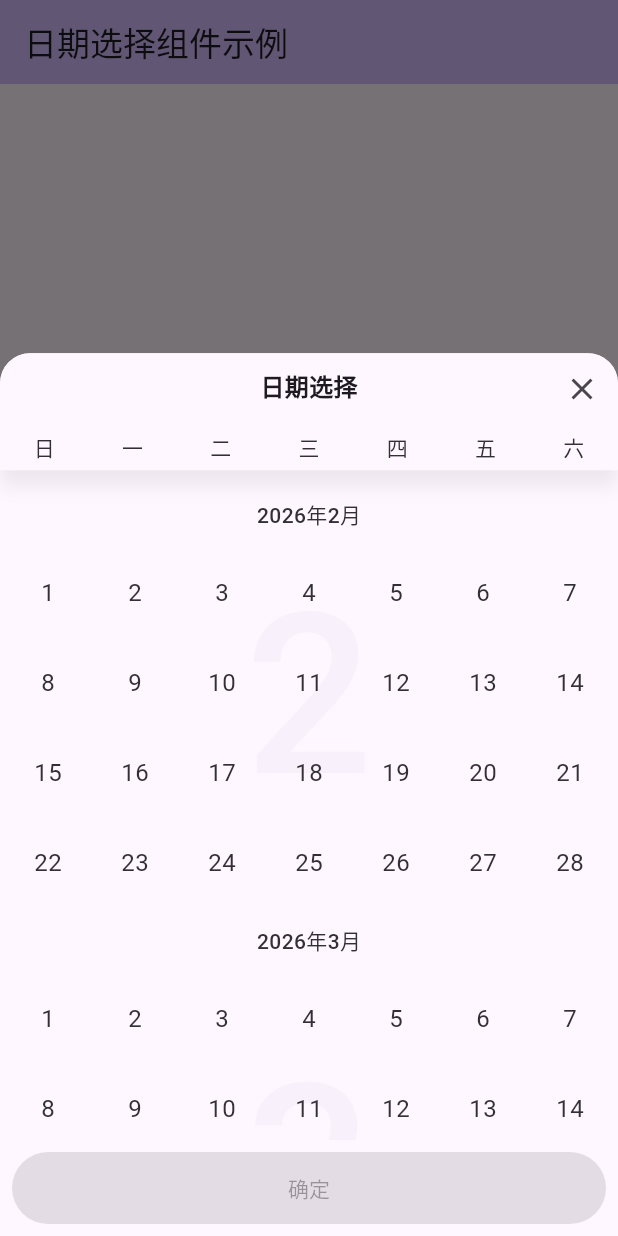
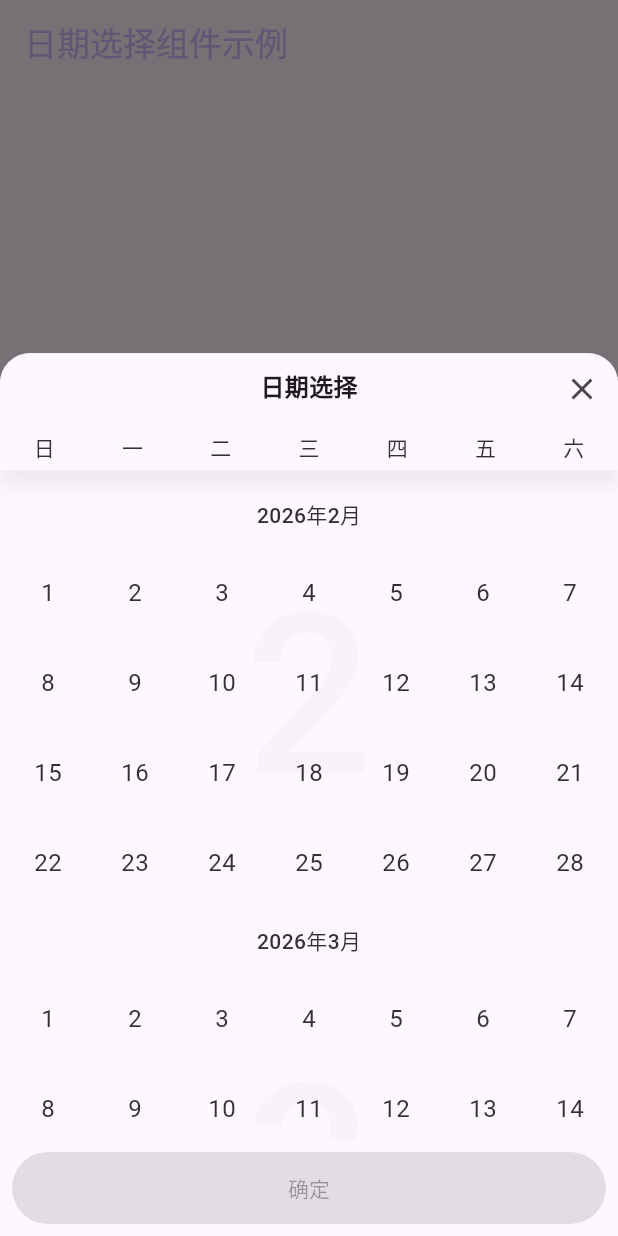
Before and after one commit to knight-L/y_calendar, a Flutter app: the screen it shows after launch, after a tap on "单个日期选择", on a phone screen of 412 x 824 dp. Run offline on Flutter 3.47's test engine with Material 3 defaults, Android fonts, the phone set to English and light mode, and no system bars.

Commit message:
fix：优化示例程序

```diff
--- a/example/lib/demo1.dart
+++ b/example/lib/demo1.dart
@@ -22,14 +22,19 @@ class Demo1 extends StatelessWidget {
     };
 
     return Column(
+      crossAxisAlignment: CrossAxisAlignment.stretch,
       children: [
-        ValueListenableBuilder<String>(
-          valueListenable: data,
-          builder: (context, value, widget) {
-            return Text(value, style: theme.textTheme.headlineMedium);
-          },
+        Center(
+          child: ValueListenableBuilder<String>(
+            valueListenable: data,
+            builder: (context, value, widget) {
+              return value.isNotEmpty
+                  ? Text(value, style: theme.textTheme.headlineSmall)
+                  : const SizedBox();
+            },
+          ),
         ),
-        ElevatedButton(
+        FilledButton.tonalIcon(
           onPressed: () async {
             List<DateTime>? date = await YCalendar<List<DateTime>>(
               presets: presets,
@@ -38,7 +43,9 @@ class Demo1 extends StatelessWidget {
               data.value = date.map(DateFormat('yyyy-MM-dd').format).toString();
             }
           },
-          child: Text('范围选择'),
+          style: FilledButton.styleFrom(minimumSize: Size.fromHeight(52.0)),
+          icon: Icon(Icons.calendar_month),
+          label: const Text('日期范围选择'),
         ),
       ],
     );
--- a/example/lib/demo2.dart
+++ b/example/lib/demo2.dart
@@ -11,14 +11,19 @@ class Demo2 extends StatelessWidget {
     final theme = Theme.of(context);
 
     return Column(
+      crossAxisAlignment: CrossAxisAlignment.stretch,
       children: [
-        ValueListenableBuilder<String>(
-          valueListenable: data,
-          builder: (context, value, widget) {
-            return Text(value, style: theme.textTheme.headlineMedium);
-          },
+        Center(
+          child: ValueListenableBuilder<String>(
+            valueListenable: data,
+            builder: (context, value, widget) {
+              return value.isNotEmpty
+                  ? Text(value, style: theme.textTheme.headlineSmall)
+                  : const SizedBox();
+            },
+          ),
         ),
-        ElevatedButton(
+        FilledButton.tonalIcon(
           onPressed: () async {
             DateTime? date = await YCalendar<DateTime>().showBottomSheet(
               context,
@@ -27,7 +32,9 @@ class Demo2 extends StatelessWidget {
               data.value = DateFormat('yyyy-MM-dd').format(date);
             }
           },
-          child: Text('单个日期选择'),
+          style: FilledButton.styleFrom(minimumSize: Size.fromHeight(52.0)),
+          icon: Icon(Icons.calendar_month),
+          label: const Text('单个日期选择'),
         ),
       ],
     );
--- a/example/lib/home.dart
+++ b/example/lib/home.dart
@@ -23,18 +23,23 @@ class MyHomePage extends StatefulWidget {
 class _MyHomePageState extends State<MyHomePage> {
   @override
   Widget build(BuildContext context) {
+    final theme = Theme.of(context);
+
     return Scaffold(
       appBar: AppBar(
-        backgroundColor: Theme.of(context).colorScheme.inversePrimary,
+        foregroundColor: theme.colorScheme.inversePrimary,
         title: Text("日期选择组件示例"),
       ),
       body: Center(
+        child: ConstrainedBox(
+          constraints: const BoxConstraints(maxWidth: 500),
           child: ListView(
             shrinkWrap: true,
+            padding: const EdgeInsets.symmetric(horizontal: 16.0),
             children: <Widget>[
-            Padding(
-              padding: const EdgeInsets.symmetric(horizontal: 16.0),
-              child: SegmentedButton<ThemeMode>(
+              Title(color: Colors.grey, child: Text('主题模式')),
+              const SizedBox(height: 8.0),
+              SegmentedButton<ThemeMode>(
                 showSelectedIcon: false,
                 segments: [
                   ButtonSegment(
@@ -67,18 +72,29 @@ class _MyHomePageState extends State<MyHomePage> {
                   widget.onThemeMode?.call(v.first);
                 },
               ),
-            ),
-            SizedBox(height: 20.0),
-            Wrap(
-              alignment: WrapAlignment.center,
-              crossAxisAlignment: WrapCrossAlignment.center,
+              const SizedBox(height: 20.0),
+              Title(color: Colors.grey, child: Text('主题颜色')),
+              const SizedBox(height: 8.0),
+              GridView.count(
+                crossAxisCount: 6,
+                childAspectRatio: 2.0,
+                mainAxisSpacing: 4.0,
+                crossAxisSpacing: 4.0,
+                shrinkWrap: true,
+                primary: false,
                 children: [
                   ...Colors.primaries.map(
                     (color) => Ink(
+                      decoration: BoxDecoration(
                         color: color,
-                    width: 50.0,
-                    height: 50.0,
+                        borderRadius: BorderRadius.circular(25.0),
+                      ),
                       child: InkWell(
+                        borderRadius: BorderRadius.circular(25.0),
+                        child:
+                            widget.theme.color == color
+                                ? Icon(Icons.check, color: Colors.white)
+                                : null,
                         onTap: () {
                           widget.onTheme?.call(color);
                         },
@@ -87,9 +103,14 @@ class _MyHomePageState extends State<MyHomePage> {
                   ),
                 ],
               ),
+              const SizedBox(height: 20.0),
+              Title(color: Colors.grey, child: Text('功能示例')),
+              const SizedBox(height: 8.0),
               Demo1(),
+              const SizedBox(height: 20.0),
               Demo2(),
             ],
+          ),
         ),
       ), // This trailing comma makes auto-formatting nicer for build methods.
     );
--- a/lib/y_month_item.dart
+++ b/lib/y_month_item.dart
@@ -52,7 +52,7 @@ class YMonthItem extends StatelessWidget {
                   style: TextStyle(
                     fontSize: 150.0,
                     fontWeight: FontWeight.w500,
-                    color: color.withAlpha(10),
+                    color: color.withValues(alpha: 0.03),
                   ),
                 ),
               ),
@@ -112,7 +112,7 @@ class YMonthItem extends StatelessWidget {
                             currentDate.isBefore(selectDate.last!)) {
                           status = Status(
                             "",
-                            color.withAlpha((255 * 0.1).round()),
+                            color.withValues(alpha: 0.1),
                             null,
                             null,
                           );
--- a/lib/y_top.dart
+++ b/lib/y_top.dart
@@ -18,7 +18,7 @@ class YTop extends StatelessWidget {
         color: theme.cardColor,
         boxShadow: [
           BoxShadow(
-            color: theme.colorScheme.onSurface.withAlpha(20),
+            color: theme.colorScheme.onSurface.withValues(alpha: 0.07),
             blurRadius: 10.0, // has the effect of softening the shadow
             spreadRadius: 0, // has the effect of extending the shadow
             offset: Offset(
```
Also changed, not shown: example/pubspec.lock. Lines whose indentation alone changed are shown as unchanged.
